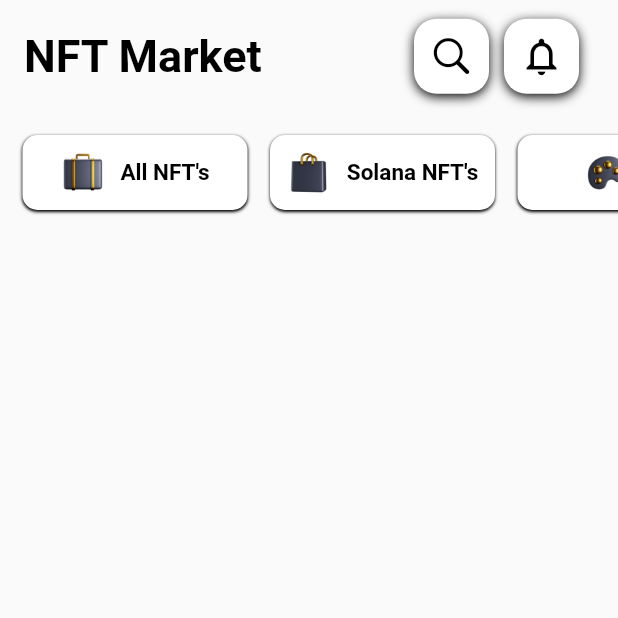
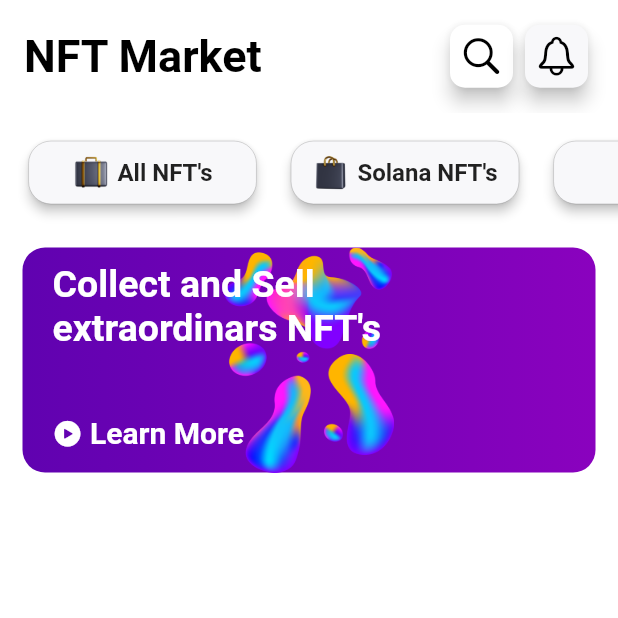
Before and after one commit to kadironer/Nft_market, a Flutter app: the screen it shows after launch, on a phone screen of 412 x 824 dp, the top half of it. Run offline on Flutter 3.47's test engine with Material 2 defaults, Android fonts, the phone set to English and light mode, and no system bars.

Commit message:
Banner Container Completed

```diff
--- a/lib/homePage.dart
+++ b/lib/homePage.dart
@@ -1,6 +1,7 @@
 import 'package:flutter/cupertino.dart';
 import 'package:flutter/material.dart';
 import 'package:nft_market/nftListView.dart';
+import 'package:nft_market/widget/bannerContainer.dart';
 
 class HomePage extends StatefulWidget {
   const HomePage({Key? key}) : super(key: key);
@@ -15,6 +16,7 @@ class _HomePageState extends State<HomePage> {
   @override
   Widget build(BuildContext context) {
     return Scaffold(
+      backgroundColor: Colors.white,
       appBar: AppBar(
         backgroundColor: Colors.transparent,
         elevation: 0,
@@ -25,56 +27,53 @@ class _HomePageState extends State<HomePage> {
             Text("NFT Market", style: TextStyle(color: Colors.black,fontWeight: FontWeight.bold, fontSize: 30),),
             Row(
               children: [
-                Container(
-                  child: Icon(
-                    CupertinoIcons.search,
-                    color: Colors.black,
-                    size: 30.0,
-                  ),
+                SizedBox(
                   width: 50,
                   height: 50,
-                  decoration: BoxDecoration(
+                  child: Card(
                     color: Colors.white,
-                    borderRadius: BorderRadius.circular(15.0),
-                    boxShadow: [
-                      BoxShadow(
-                        color: Colors.black,
-                        blurRadius: 6.0,
-                        offset: Offset(0,2),
-                      )
-                    ]
+                    shadowColor: Colors.black,
+                    elevation: 5,
+                    shape: RoundedRectangleBorder(
+                      borderRadius: BorderRadius.circular(10.0),
+                    ),
+                    child: Icon(
+                      CupertinoIcons.search,
+                      color: Colors.black,
+                      size: 30.0,
+                    ),
                   ),
                 ),
 
-                Padding(
-                  padding: const EdgeInsets.only(left: 10.0, right: 10.0),
-                  child: Container(
+                SizedBox(
+                  width: 50,
+                  height: 50,
+                  child: Card(
+                    color: Color(0xFFf8f8fa),
+                    shadowColor: Colors.black,
+                    elevation: 5,
+                    shape: RoundedRectangleBorder(
+                      borderRadius: BorderRadius.circular(10.0),
+                    ),
                     child: Icon(
-                      Icons.notifications_outlined,
+                      CupertinoIcons.bell,
                       color: Colors.black,
                       size: 30.0,
                     ),
-                    width: 50,
-                    height: 50,
-                    decoration: BoxDecoration(
-                        color: Colors.white,
-                        borderRadius: BorderRadius.circular(15.0),
-                        boxShadow: [
-                          BoxShadow(
-                            color: Colors.black,
-                            blurRadius: 6.0,
-                            offset: Offset(0,2),
-                          )
-                        ]
-                    ),
                   ),
-                )
+                ),
               ],
             )
           ],
         ),
       ),
-      body: ListViewDeneme(),
+      body: Stack(
+        children: [
+          ListViewDeneme(),
+          BannerContainer(),
+        ],
+      ),
+
     );
   }
 }
--- a/lib/nftListView.dart
+++ b/lib/nftListView.dart
@@ -19,36 +19,30 @@ class ListViewDeneme extends StatelessWidget {
             children: [
               Padding(
                 padding: const EdgeInsets.only(left: 10.0,top: 15.0),
-                child: Container(
-                  child: Center(
-                      child: Row(
-                        mainAxisAlignment: MainAxisAlignment.center,
-                        children: [
-                          SizedBox(
-                              width: 30,
-                              height: 30,
-                              child: Image.asset("images/${nftImages[index]}"),),
-                          Padding(
-                            padding: const EdgeInsets.only(left: 10.0),
-                            child: Text(nftCategories[index], style: const TextStyle(color: Colors.black, fontWeight: FontWeight.bold, fontSize: 15),),
-                          ),
-                        ],
-                      )
+                child: SizedBox(
+                  width: 160,
+                  height: 50,
+                  child: Card(
+                    color: Color(0xFFf8f8fa),
+                    shadowColor: Colors.black,
+                    elevation: 3.0,
+                    shape: RoundedRectangleBorder(
+                      side: BorderSide(
+                        color: Colors.black,
+                        width: 0.1
+                      ),
+                      borderRadius: BorderRadius.circular(15.0)
+                    ),
+                    child: Row(
+                      mainAxisAlignment: MainAxisAlignment.center,
+                      children: [
+                        Image.asset("images/${nftImages[index]}",width: 25,),
+                        SizedBox(width: 5,),
+                        Text(nftCategories[index],style: TextStyle(fontSize: 16, fontWeight: FontWeight.bold),),
+                      ],
+                    ),
                   ),
-                  width: 150,
-                  height: 50,
-                  decoration: BoxDecoration(
-                    color: Colors.white,
-                    borderRadius: BorderRadius.circular(10.0),
-                    boxShadow:const [
-                      BoxShadow(
-                        color: Colors.black,
-                        offset: Offset(0,1),
-                        blurRadius: 1.0,
-                      )
-                    ]
-                  ),
-                ),
+                )
               )
             ],
           ),
--- /dev/null
+++ b/lib/widget/bannerContainer.dart
@@ -0,0 +1,66 @@
+import 'package:flutter/cupertino.dart';
+import 'package:flutter/material.dart';
+
+class BannerContainer extends StatelessWidget {
+  const BannerContainer({Key? key}) : super(key: key);
+
+  @override
+  Widget build(BuildContext context) {
+    return Padding(
+      padding: const EdgeInsets.only(left: 15.0, top: 90.0),
+      child: Column(
+        children: [
+          Padding(
+            padding: const EdgeInsets.only(right: 15.0),
+            child: Container(
+              width: double.infinity,
+              height: 150,
+              child: Stack(
+                children: [
+                  Align(
+                      alignment: Alignment.center,
+                      child: Image.asset("images/gradient_bg.png",)
+                  ),
+                  Padding(
+                    padding: const EdgeInsets.only(left: 20.0,top: 10.0),
+                    child: Text("Collect and Sell\nextraordinars NFT's",style: TextStyle(color: Colors.white,fontSize: 25, fontWeight: FontWeight.bold),),
+                  ),
+                  Padding(
+                    padding: const EdgeInsets.only(bottom: 15.0,left: 20.0),
+                    child: Align(
+                      alignment: Alignment.bottomLeft,
+                      child: Row(
+                        children: [
+                          Icon(
+                            CupertinoIcons.play_circle_fill,
+                            color: Colors.white,
+                            size: 20,
+                          ),
+                          Padding(
+                            padding: const EdgeInsets.only(left: 5.0),
+                            child: Text("Learn More",style: TextStyle(color: Colors.white,fontSize: 20, fontWeight: FontWeight.bold),),
+                          ),
+                        ],
+                      ),
+                    ),
+                  ),
+                ],
+              ),
+              decoration: BoxDecoration(
+                gradient: LinearGradient(
+                    begin: Alignment.centerLeft,
+                    end: Alignment.centerRight,
+                    colors: [
+                      Color(0xFF6002b0),
+                      Color(0xFF8a02be),
+                    ]
+                ),
+                borderRadius: BorderRadius.circular(15.0),
+              ),
+            ),
+          ),
+        ],
+      ),
+    );
+  }
+}
```
Also changed, not shown: images/gradient_bg.png (added).
